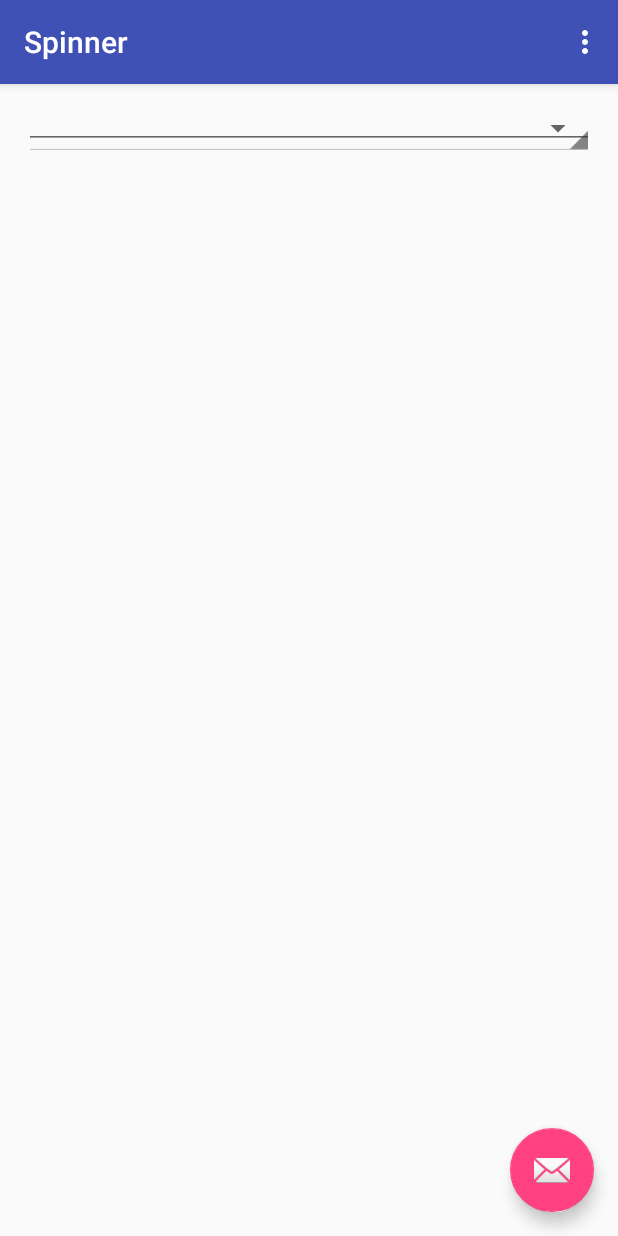
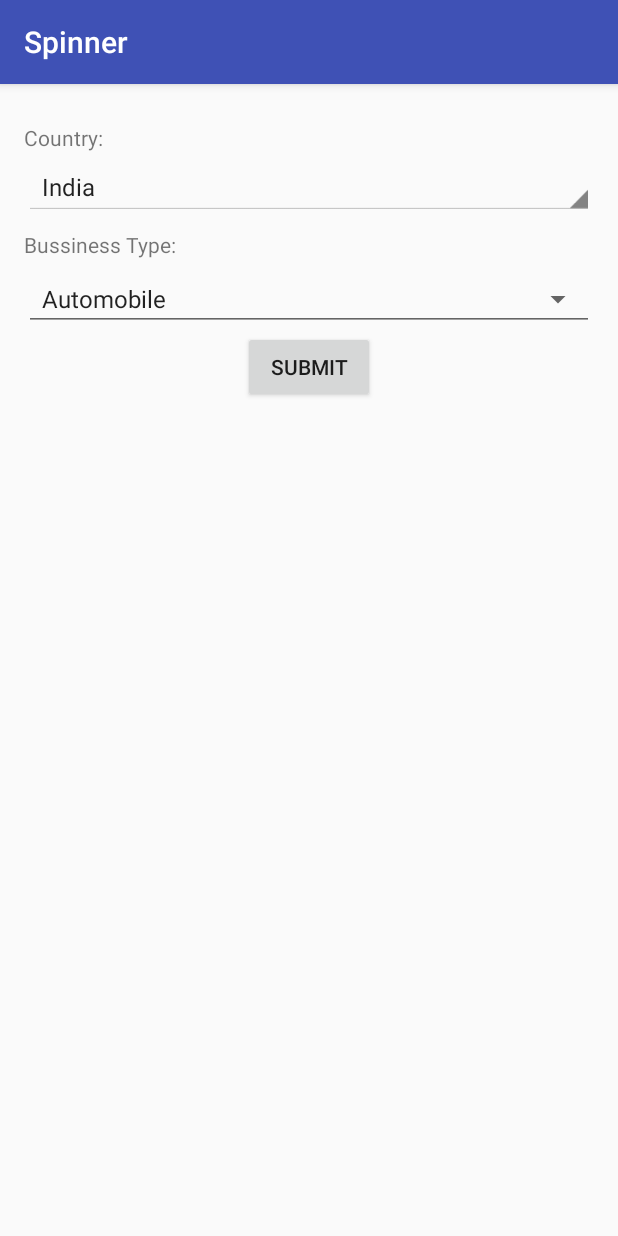
Before and after one commit to Wan20/Spinner, an Android app: the screen it shows after launch (MainActivity), on a phone screen of 412 x 824 dp. Run offline under Robolectric (Android 15) with nearby library versions, the phone set to English and light mode, and no system bars.

Commit message:
Get Spinner value when Button Click

```diff
--- a/app/src/main/java/com/example/wansu/spinner/MainActivity.java
+++ b/app/src/main/java/com/example/wansu/spinner/MainActivity.java
@@ -1,16 +1,14 @@
 package com.example.wansu.spinner;
 
 import android.os.Bundle;
-import android.support.design.widget.FloatingActionButton;
-import android.support.design.widget.Snackbar;
 import android.support.v7.app.AppCompatActivity;
 import android.support.v7.widget.Toolbar;
 import android.view.View;
-import android.view.Menu;
-import android.view.MenuItem;
+import android.widget.AdapterView;
 import android.widget.ArrayAdapter;
 import android.widget.Button;
 import android.widget.Spinner;
+import android.widget.Toast;
 
 public class MainActivity extends AppCompatActivity {
     // uicontrols
@@ -35,31 +33,61 @@ public class MainActivity extends AppCompatActivity {
 
         spCountries = (Spinner) findViewById(R.id.spCountries);
         spBusinessType = (Spinner) findViewById(R.id.spBussinessType);
+        btnsubmit = (Button)findViewById(R.id.button);
 
-        btnsubmit=(Button)findViewById(R.id.submit);
+        // Initialize and set Adapter
+        adapterBusinessType = new ArrayAdapter<String>(MainActivity.this, android.R.layout.simple_spinner_item, businessType);
+        spBusinessType.setAdapter(adapterBusinessType);
 
-    }
+        /* Country Item Selected Listener
+        spCountries.setOnItemSelectedListener(new AdapterView.OnItemSelectedListener()
+        {
+            @Override
+            public void onItemSelected(AdapterView<?> adapter, View v, int position, long id)
+            {
+                // On selecting a spinner item
+                String item = adapter.getItemAtPosition(position).toString();
+                // Showing selected spinner item
+                Toast.makeText(getApplicationContext(),
+                        "Selected Country : " + item, Toast.LENGTH_LONG).show();
+            }
 
+            @Override
+            public void onNothingSelected(AdapterView<?> arg0) {
+                // TODO Auto-generated method stub
 
-    @Override
-    public boolean onCreateOptionsMenu(Menu menu) {
-        // Inflate the menu; this adds items to the action bar if it is present.
-        getMenuInflater().inflate(R.menu.menu_main, menu);
-        return true;
-    }
+            }
+        });
+        // Business Type Item Selected Listener
+        spBusinessType.setOnItemSelectedListener(new AdapterView.OnItemSelectedListener()
+        {
 
-    @Override
-    public boolean onOptionsItemSelected(MenuItem item) {
-        // Handle action bar item clicks here. The action bar will
-        // automatically handle clicks on the Home/Up button, so long
-        // as you specify a parent activity in AndroidManifest.xml.
-        int id = item.getItemId();
+            @Override
+            public void onItemSelected(AdapterView<?> adapter, View v, int position, long id)
+            {
+                // On selecting a spinner item
+                String item = adapter.getItemAtPosition(position).toString();
+                // Showing selected spinner item
+                Toast.makeText(getApplicationContext(), "Bussiness Type : " + item, Toast.LENGTH_LONG).show();
+            }
 
-        //noinspection SimplifiableIfStatement
-        if (id == R.id.action_settings) {
-            return true;
-        }
+            @Override
+            public void onNothingSelected(AdapterView<?> arg0)
+            {
+                // TODO Auto-generated method stub
+            }
+        });*/
 
-        return super.onOptionsItemSelected(item);
-    }
+            btnsubmit.setOnClickListener(new View.OnClickListener() {
+            @Override
+            public void onClick(View view) {
+                String Text = spCountries.getSelectedItem().toString();
+                Toast.makeText(getApplicationContext(),
+                        "Bussiness Type : " + Text, Toast.LENGTH_LONG).show();
+                String Text2 = spBusinessType.getSelectedItem().toString();
+                Toast.makeText(getApplicationContext(),
+                        "Bussiness Type : " + Text2, Toast.LENGTH_LONG).show();
+            }
+        });
+};
 }
--- a/app/src/main/res/layout/activity_main.xml
+++ b/app/src/main/res/layout/activity_main.xml
@@ -1,5 +1,6 @@
 <?xml version="1.0" encoding="utf-8"?>
-<android.support.design.widget.CoordinatorLayout xmlns:android="http://schemas.android.com/apk/res/android"
+<android.support.design.widget.CoordinatorLayout
+    xmlns:android="http://schemas.android.com/apk/res/android"
     xmlns:app="http://schemas.android.com/apk/res-auto"
     xmlns:tools="http://schemas.android.com/tools"
     android:layout_width="match_parent"
@@ -23,12 +24,5 @@
 
     <include layout="@layout/content_main" />
 
-    <android.support.design.widget.FloatingActionButton
-        android:id="@+id/fab"
-        android:layout_width="wrap_content"
-        android:layout_height="wrap_content"
-        android:layout_gravity="bottom|end"
-        android:layout_margin="@dimen/fab_margin"
-        android:src="@android:drawable/ic_dialog_email" />
 
 </android.support.design.widget.CoordinatorLayout>
--- a/app/src/main/res/layout/content_main.xml
+++ b/app/src/main/res/layout/content_main.xml
@@ -1,31 +1,55 @@
 <?xml version="1.0" encoding="utf-8"?>
-<RelativeLayout xmlns:android="http://schemas.android.com/apk/res/android"
+<RelativeLayout
+    xmlns:android="http://schemas.android.com/apk/res/android"
     xmlns:app="http://schemas.android.com/apk/res-auto"
     xmlns:tools="http://schemas.android.com/tools"
     android:layout_width="match_parent"
     android:layout_height="match_parent"
-    android:paddingBottom="@dimen/activity_vertical_margin"
-    android:paddingLeft="@dimen/activity_horizontal_margin"
-    android:paddingRight="@dimen/activity_horizontal_margin"
-    android:paddingTop="@dimen/activity_vertical_margin"
+    android:padding="16dp"
     app:layout_behavior="@string/appbar_scrolling_view_behavior"
     tools:context="com.example.wansu.spinner.MainActivity"
     tools:showIn="@layout/activity_main">
 
+    <TextView
+        android:layout_width="match_parent"
+        android:layout_height="wrap_content"
+        android:id="@+id/tx1"
+        android:text="Country:"
+        android:layout_marginTop="10dip"
+        android:layout_marginBottom="5dp"/>
     <Spinner
         android:layout_width="match_parent"
         android:layout_height="wrap_content"
         android:id="@+id/spCountries"
-        android:spinnerMode="dialog"
         android:prompt="@string/country_prompt"
+
         style="@android:style/Widget.Holo.Light.Spinner"
-        android:entries="@array/country_arrays">
-    </Spinner>
+        android:entries="@array/country_arrays"
+        android:layout_below="@+id/tx1"/>
+
+    <TextView
+        android:layout_width="match_parent"
+        android:layout_height="wrap_content"
+        android:id="@+id/tx2"
+        android:text="Bussiness Type:"
+        android:layout_marginTop="10dip"
+        android:layout_marginBottom="5dp"
+        android:layout_below="@+id/spCountries"/>
     <Spinner
         android:layout_width="match_parent"
         android:layout_height="wrap_content"
         android:id="@+id/spBussinessType"
         android:prompt="@string/business_prompt"
-        style="@style/Base.Widget.AppCompat.Spinner.Underlined">
-    </Spinner>
+        style="@style/Base.Widget.AppCompat.Spinner.Underlined"
+        android:layout_below="@+id/tx2"/>
+
+    <Button
+        android:layout_width="wrap_content"
+        android:layout_height="wrap_content"
+        android:text="Submit"
+        android:id="@+id/button"
+        android:layout_below="@+id/spBussinessType"
+        android:layout_centerHorizontal="true" />
+
+
 </RelativeLayout>
--- a/app/src/main/res/values/strings.xml
+++ b/app/src/main/res/values/strings.xml
@@ -1,4 +1,15 @@
 <resources>
     <string name="app_name">Spinner</string>
     <string name="action_settings">Settings</string>
+    <string name="business_prompt">Choose a Bussiness Type</string>
+    <string name="country_prompt">Choose a Country</string>
+    <string-array name="country_arrays">
+        <item>India</item>
+        <item>United States</item>
+        <item>United Kingdom</item>
+        <item>France</item>
+        <item>Italy</item>
+        <item>Singapore</item>
+        <item>New Zealand</item>
+    </string-array>
 </resources>
```
